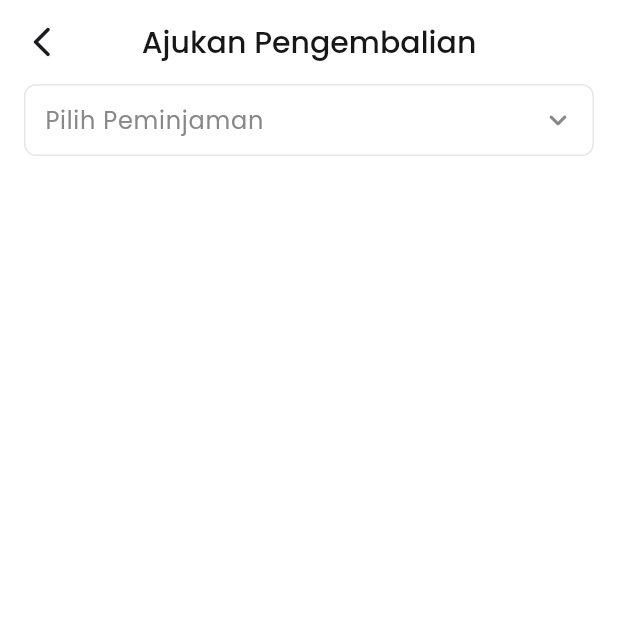
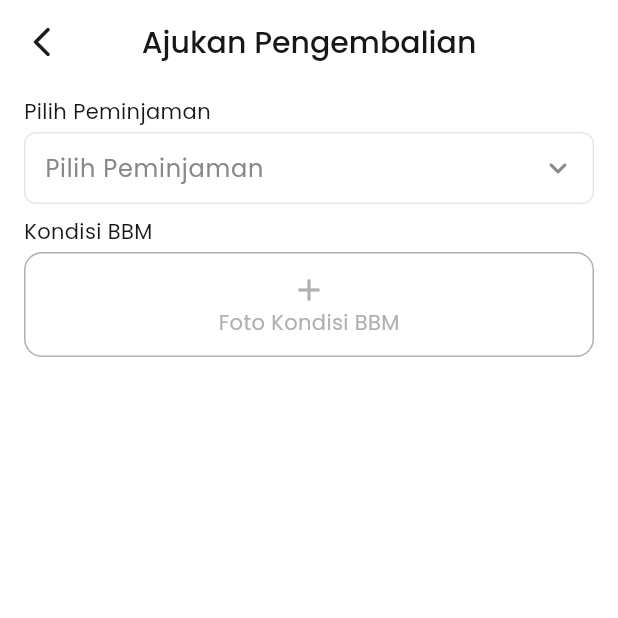
Before and after one commit to muazharin/eofficelokakdi_mobile, a Flutter app: the ReturnsAddView screen opened by its route, on a phone screen of 412 x 824 dp, the top half of it. Run offline on Flutter 3.47's test engine with Material 3 defaults, Android fonts, the phone set to English and light mode, and no system bars; our stand-ins replace cached_network_image, currency_text_input_formatter, dio, file_picker, flutter_advanced_drawer, flutter_dotenv and 16 more; missing offline and left inert: pdfx, qr_code_scanner_plus, syncfusion_flutter_signaturepad; accounts and stored records are empty; project files that could hold a hidden picture were left out.

Commit message:
update:return loan

```diff
--- a/lib/app/modules/returns_add/views/returns_add_view.dart
+++ b/lib/app/modules/returns_add/views/returns_add_view.dart
@@ -1,3 +1,4 @@
+import 'package:eoffice/app/data/themes/colors.dart';
 import 'package:eoffice/app/data/themes/typography.dart';
 import 'package:eoffice/app/data/utils/validators.dart';
 import 'package:eoffice/app/data/utils/variables.dart';
@@ -40,9 +41,12 @@ class ReturnsAddView extends GetView<ReturnsAddController> {
               key: controller.key,
               child: ListView(
                 children: [
+                  const SizedBox(height: 8),
+                  Text("Pilih Peminjaman", style: textRegular),
+                  const SizedBox(height: 4),
                   InputSelect(
                     hintText: "Pilih Peminjaman",
-                    onTap: () => controller.handleSelectOpt({
+                    onTap: () => controller.handleLoanOpt({
                       "title": "Pilih Peminjaman",
                       "path":
                           "${AppVariable.returnsMyDataLoan}?user_id=${controller.userData["user_id"]}",
@@ -50,6 +54,81 @@ class ReturnsAddView extends GetView<ReturnsAddController> {
                     controller: controller.loanSelect,
                     validator: (v) => valString!(v, "Peminjaman"),
                   ),
+                  const SizedBox(height: 8),
+                  Row(
+                    mainAxisAlignment: MainAxisAlignment.spaceBetween,
+                    children: [
+                      Text("Kondisi BBM", style: textRegular),
+                      controller.fuelImage == null
+                          ? const SizedBox()
+                          : GestureDetector(
+                              onTap: () => controller.handleRemoveImgBtn(),
+                              child: Row(
+                                children: [
+                                  Text(
+                                    "Hapus",
+                                    style: textRegular.copyWith(
+                                      color: AppColor.error600,
+                                    ),
+                                  ),
+                                  Icon(
+                                    Icons.delete_outline_outlined,
+                                    color: AppColor.error600,
+                                  ),
+                                ],
+                              ),
+                            ),
+                    ],
+                  ),
+                  const SizedBox(height: 4),
+                  GestureDetector(
+                    onTap: () => controller.handleAddImgBtn(),
+                    child: Container(
+                      padding: const EdgeInsets.all(12),
+                      margin: const EdgeInsets.only(bottom: 8),
+                      decoration: BoxDecoration(
+                        border: Border.all(color: AppColor.black300),
+                        borderRadius: BorderRadius.circular(12),
+                      ),
+                      child: Center(
+                        child: controller.fuelImage == null
+                            ? Column(
+                                children: [
+                                  Icon(Icons.add, color: AppColor.black300),
+                                  Text(
+                                    "Foto Kondisi BBM",
+                                    style: textRegular.copyWith(
+                                      color: AppColor.black300,
+                                    ),
+                                  ),
+                                ],
+                              )
+                            : SizedBox(
+                                height: 200,
+                                width: Get.width,
+                                child: ClipRRect(
+                                  borderRadius: BorderRadius.circular(12),
+                                  child: Image.file(
+                                    controller.fuelImage!,
+                                    fit: BoxFit.cover,
+                                  ),
+                                ),
+                              ),
+                      ),
+                    ),
+                  ),
+                  // const SizedBox(height: 8),
+                  // Text("Pilih Penanggung Jawab", style: textRegular),
+                  // const SizedBox(height: 4),
+                  // InputSelect(
+                  //   hintText: "Pilih Penanggung Jawab",
+                  //   onTap: () => controller.handleSelectOpt({
+                  //     "title": "Pilih Penanggung Jawab",
+                  //     "path": AppVariable.userAll,
+                  //   }),
+                  //   controller: controller.responsibilitySelect,
+                  //   validator: (v) => valString!(v, "Penanggung Jawab"),
+                  // ),
                 ],
               ),
             ),
--- a/lib/app/routes/app_routes.dart
+++ b/lib/app/routes/app_routes.dart
@@ -26,6 +26,7 @@ abstract class Routes {
   static const OPEN_PDF = _Paths.OPEN_PDF;
   static const RETURNS = _Paths.RETURNS;
   static const RETURNS_ADD = _Paths.RETURNS_ADD;
+  static const RETURN_LOAN_OPT = _Paths.RETURN_LOAN_OPT;
 }
 
 abstract class _Paths {
@@ -53,4 +54,5 @@ abstract class _Paths {
   static const OPEN_PDF = '/open-pdf';
   static const RETURNS = '/returns';
   static const RETURNS_ADD = '/returns-add';
+  static const RETURN_LOAN_OPT = '/return-loan-opt';
 }
```
Also changed, not shown: lib/app/modules/return_loan_opt/bindings/return_loan_opt_binding.dart (added, +12 -0 lines), lib/app/modules/return_loan_opt/controllers/return_loan_opt_controller.dart (added, +57 -0 lines), lib/app/modules/return_loan_opt/views/return_loan_opt_view.dart (added, +79 -0 lines), lib/app/modules/returns_add/controllers/returns_add_controller.dart (+63 -5 lines), lib/app/routes/app_pages.dart (+7 -0 lines), assets/png/return.png (added).
